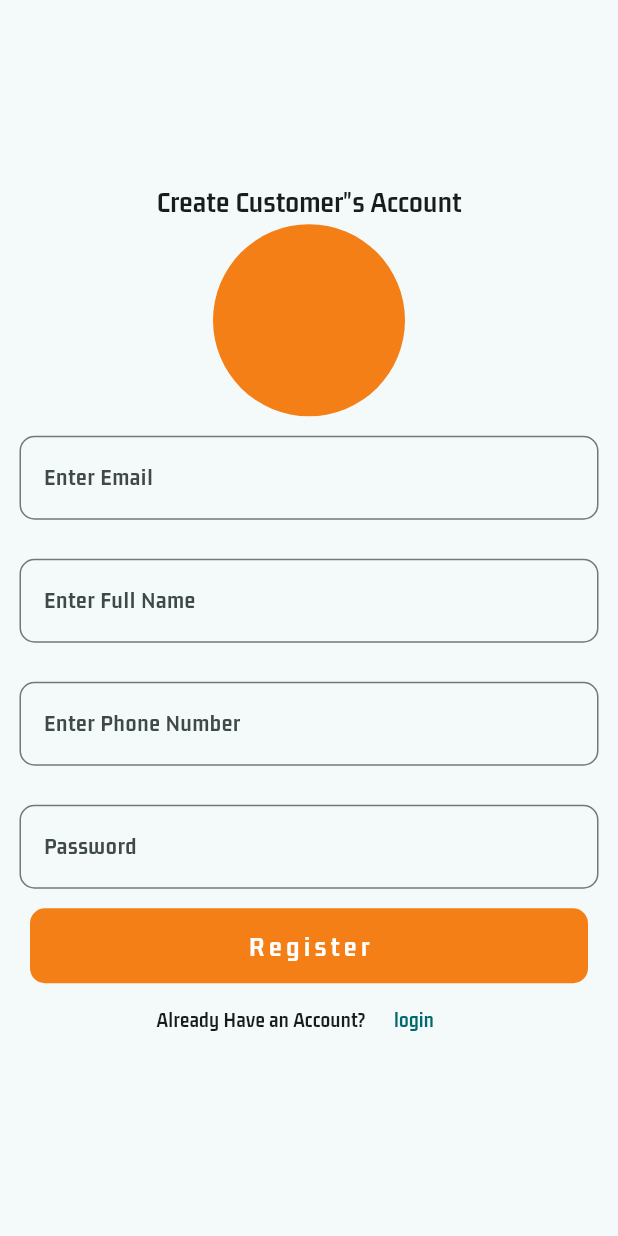
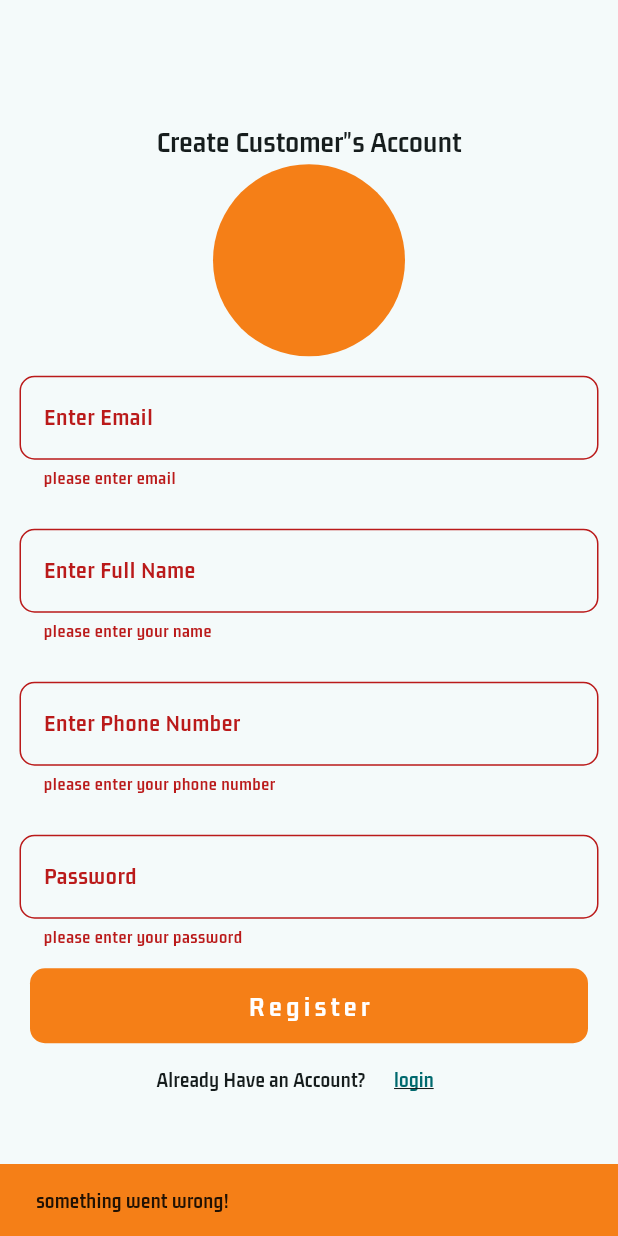
Before and after one commit to Kashifbacha89/multi_vendor_app, a Flutter app: the screen it shows after launch, after a tap on "Register", on a phone screen of 412 x 824 dp. Run offline on Flutter 3.47's test engine with Material 2 defaults, Android fonts, the phone set to English and light mode, and no system bars; our stand-ins replace cloud_firestore, firebase_auth, firebase_core, flutter_svg; accounts and stored records are empty.

Commit message:
added new feature

```diff
--- a/lib/controllers/auth_controllers.dart
+++ b/lib/controllers/auth_controllers.dart
@@ -1,13 +1,23 @@
+import 'package:cloud_firestore/cloud_firestore.dart';
 import 'package:firebase_auth/firebase_auth.dart';
 class AuthController{
   final FirebaseAuth _auth=FirebaseAuth.instance;
+  final FirebaseFirestore _firestore=FirebaseFirestore.instance;
   Future<String> signUpUsers(String email,String fullName,String phoneNumber,String password )async{
     String res='Some error occurred';
     try{
       if(email.isNotEmpty &&fullName.isNotEmpty &&phoneNumber.isNotEmpty&&password.isNotEmpty){
         //create user
         UserCredential userCred=await _auth.createUserWithEmailAndPassword(email: email, password: password);
-        res='User Login Successfully';
+        await _firestore.collection('buyers').doc(userCred.user!.uid).set({
+          'email':email,
+          'fullName':fullName,
+          'phoneNumber':phoneNumber,
+          'buyerId':userCred.user!.uid,
+          'address':'',
+
+        });
+        res='success';
 
 
       }else{
--- /dev/null
+++ b/lib/utils/custom_snackbar.dart
@@ -0,0 +1,14 @@
+import 'package:flutter/material.dart';
+
+showCustomSnackBar(context,String title){
+  ScaffoldMessenger.of(context).showSnackBar(
+
+      SnackBar(
+          backgroundColor: Colors.yellow.shade900,
+          content: Text(title,style: const TextStyle(
+              color: Colors.black87,
+              fontWeight: FontWeight.bold),)));
+
+
+
+}
--- a/lib/view/buyers/auth/register_screen.dart
+++ b/lib/view/buyers/auth/register_screen.dart
@@ -1,32 +1,59 @@
 import 'package:flutter/material.dart';
 import 'package:multi_vendor_app/controllers/auth_controllers.dart';
+import 'package:multi_vendor_app/utils/custom_snackbar.dart';
 import 'package:multi_vendor_app/view/buyers/auth/user_login_screen.dart';
-class UserRegistrationScreen extends StatelessWidget {
+class UserRegistrationScreen extends StatefulWidget {
    UserRegistrationScreen({Key? key}) : super(key: key);
 
+  @override
+  State<UserRegistrationScreen> createState() => _UserRegistrationScreenState();
+}
+
+class _UserRegistrationScreenState extends State<UserRegistrationScreen> {
    final AuthController _authController=AuthController();
 
   late String email;
+
   late String fullName;
+
   late String phone;
+
   late String password;
+  bool _isLoading=false;
+
   _signUpUser()async{
-    String res= await _authController.signUpUsers(email, fullName, phone, password);
-    if(res!='success'){
-      print(res);
+    if(_formKey.currentState!.validate()){
+      setState(() {
+        _isLoading=true;
+      });
+      await _authController.signUpUsers(email, fullName, phone, password).whenComplete(() {
+        setState(() {
+          _formKey.currentState!.reset();
+          _isLoading=false;
+        });
+      });
+      return showCustomSnackBar(context!, 'Account register successfully');
 
     }else{
-      print('GOOD');
+      _isLoading=false;
+      return showCustomSnackBar(context,'something went wrong! ');
+
     }
 
 
+
+
   }
+
+  final GlobalKey<FormState> _formKey=GlobalKey<FormState>();
 
   @override
   Widget build(BuildContext context) {
     return  Scaffold(
       body: Center(
         child: SingleChildScrollView(
+          child: Form(
+            key: _formKey,
             child: Column(
               mainAxisAlignment: MainAxisAlignment.center,
               children: [
@@ -36,6 +63,14 @@ class UserRegistrationScreen extends StatelessWidget {
                 ),
                 Padding(padding: const EdgeInsets.all(13),
                   child: TextFormField(
+                    validator: (value){
+                      if(value!.isEmpty){
+                        return 'please enter email';
+
+                      }
+                      return null;
+
+                    },
                     onChanged: (value){
                       email=value;
                     },
@@ -50,6 +85,12 @@ class UserRegistrationScreen extends StatelessWidget {
                 ),
                 Padding(padding: const EdgeInsets.all(13),
                   child: TextFormField(
+                    validator: (value){
+                      if(value!.isEmpty){
+                        return 'please enter your name';
+                      }
+                      return null;
+                    },
                     onChanged: (value){
                       fullName=value;
                     },
@@ -64,6 +105,12 @@ class UserRegistrationScreen extends StatelessWidget {
                 ),
                 Padding(padding: const EdgeInsets.all(13),
                   child: TextFormField(
+                    validator: (value){
+                      if(value!.isEmpty){
+                        return 'please enter your phone number';
+                      }
+                      return null;
+                    },
                     onChanged: (value){
                       phone=value;
                     },
@@ -78,6 +125,12 @@ class UserRegistrationScreen extends StatelessWidget {
                 ),
                 Padding(padding: const EdgeInsets.all(13),
                   child: TextFormField(
+                    validator: (value){
+                      if(value!.isEmpty){
+                        return 'please enter your password';
+                      }
+                      return null;
+                    },
                     onChanged: (value){
                       password=value;
                     },
@@ -101,7 +154,7 @@ class UserRegistrationScreen extends StatelessWidget {
                       color: Colors.yellow.shade900,
                       borderRadius: BorderRadius.circular(10),
                     ),
-                  child: const Center(child:  Text('Register',style: TextStyle(fontSize: 19,fontWeight: FontWeight.w800,color: Colors.white,
+                    child:_isLoading?const Center(child:  CircularProgressIndicator()): const Center(child:  Text('Register',style: TextStyle(fontSize: 19,fontWeight: FontWeight.w800,color: Colors.white,
                     letterSpacing: 3
                     ),)),
                   ),
@@ -112,13 +165,14 @@ class UserRegistrationScreen extends StatelessWidget {
                     const Text('Already Have an Account?'),
                     TextButton(onPressed: (){
                       Navigator.push(context, MaterialPageRoute(builder: (_)=>const UserLoginScreen()));
-                  }, child: const Text('login'))
+                    }, child: const Text('login',style: TextStyle(decoration: TextDecoration.underline),))
                   ],
                 )
               ],
             ),
           ),
         ),
+      ),
     );
   }
 }
```
Lines whose indentation alone changed are shown as unchanged.
